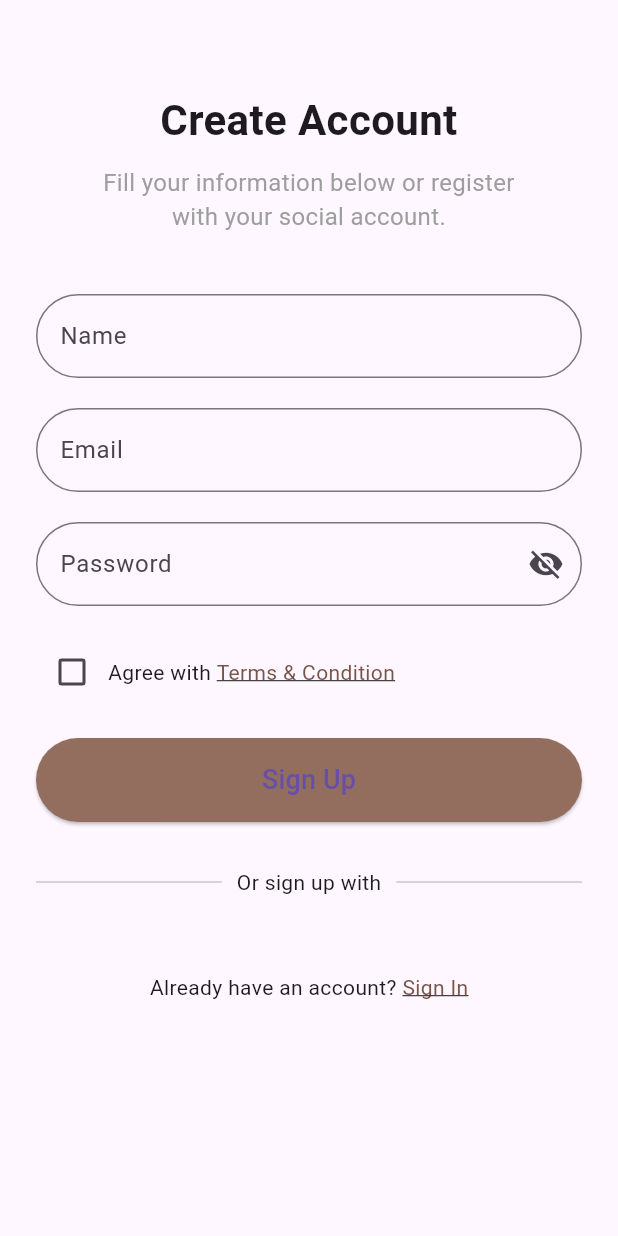
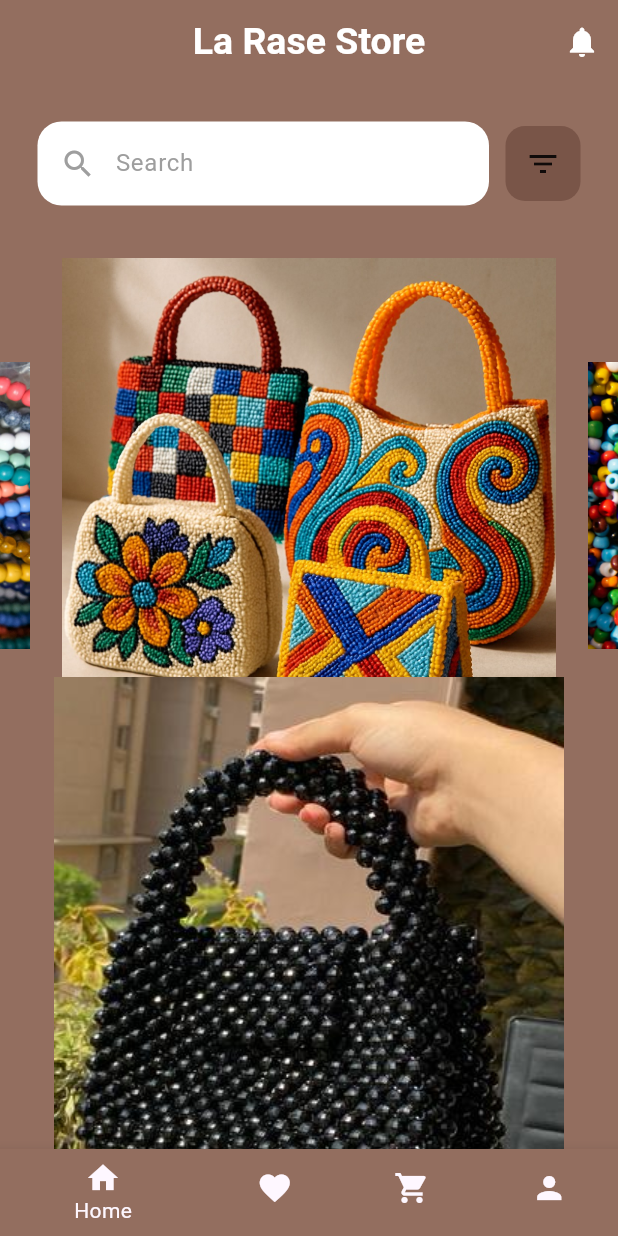
Before and after one commit to yousefemadkhazbak183/la_rase_store_project, a Flutter app: the screen it shows after launch, after a tap on "Sign In", on a phone screen of 412 x 824 dp. Run offline on Flutter 3.47's test engine with Material 3 defaults, Android fonts, the phone set to English and light mode, and no system bars; drawn by our look-alikes of carousel_slider.

Commit message:
- add home screen. - add assets images.

```diff
--- /dev/null
+++ b/lib/features/sign_up/presentation/screens/splash_screen.dart
@@ -0,0 +1,19 @@
+import 'package:flutter/material.dart';
+import 'package:la_rase_store_project/features/sign_up/presentation/widgets/sign_in_page.dart';
+
+class splashScreen extends StatelessWidget {
+  const splashScreen({super.key});
+
+  @override
+  Widget build(BuildContext context) {
+    Future.delayed(Duration(seconds: 3),(){
+      Navigator.pushReplacement(context, MaterialPageRoute(builder: (context) => SignInPage()));
+    });
+    return Scaffold(
+      body: Image.asset('assets/images/Splash Screen.jpeg',
+        fit: BoxFit.fill,
+        height: double.infinity,
+        width: double.infinity,),
+    );
+  }
+}
--- /dev/null
+++ b/lib/features/sign_up/presentation/widgets/bottom_bar.dart
@@ -0,0 +1,31 @@
+import 'package:flutter/material.dart';
+
+class BottomBar extends StatelessWidget {
+  const BottomBar({super.key});
+
+  @override
+  Widget build(BuildContext context) {
+    return BottomNavigationBar(items: const [
+      BottomNavigationBarItem(
+        backgroundColor: Color(0xFF936e5f),
+        icon: Icon(Icons.home),
+        label: 'Home',
+      ),
+      BottomNavigationBarItem(
+
+        icon: Icon(Icons.favorite),
+        label: 'Favorites',
+      ),
+      BottomNavigationBarItem(
+        icon: Icon(Icons.shopping_cart),
+        label: 'Cart',
+      ),
+      BottomNavigationBarItem(
+        icon: Icon(Icons.person),
+        label: 'Profile',
+      ),
+    ]
+
+    );
+  }
+}
--- a/lib/features/sign_up/presentation/widgets/create_account_page.dart
+++ b/lib/features/sign_up/presentation/widgets/create_account_page.dart
@@ -1,4 +1,5 @@
 import 'package:flutter/material.dart';
+import 'package:la_rase_store_project/features/sign_up/presentation/widgets/sign_in_page.dart';
 
 class CreateAccountPage extends StatefulWidget {
   @override
@@ -124,7 +125,9 @@ class _CreateAccountPageState extends State<CreateAccountPage> {
                 Text("Already have an account? "),
                 GestureDetector(
                   onTap: () {
-
+                     Navigator.push(context,  MaterialPageRoute(
+                      builder: (context) => SignInPage(),
+                    ));
                   },
                   child: Text(
                     "Sign In",
--- /dev/null
+++ b/lib/features/sign_up/presentation/widgets/home_page.dart
@@ -0,0 +1,49 @@
+import 'package:carousel_slider/carousel_slider.dart';
+import 'package:flutter/material.dart';
+
+class HomeTab extends StatelessWidget {
+  HomeTab({super.key});
+
+  List<String> ads = [
+    'assets/images/pag.jpeg',
+    'assets/images/photo3.jpeg',
+    'assets/images/photo4.jpeg',
+    'assets/images/pohoto2.jpeg',
+  ];
+
+  @override
+  Widget build(BuildContext context) {
+    return SafeArea(
+      child: CustomScrollView(
+        slivers: [
+          SliverToBoxAdapter(
+            child: CarouselSlider.builder(
+          options: CarouselOptions(
+            height: 400,
+            aspectRatio: 16 / 9,
+            viewportFraction: 0.8,
+            initialPage: 0,
+            enableInfiniteScroll: true,
+            reverse: false,
+            autoPlay: true,
+            autoPlayInterval: Duration(seconds: 3),
+            autoPlayAnimationDuration: Duration(milliseconds: 800),
+            autoPlayCurve: Curves.fastOutSlowIn,
+            enlargeCenterPage: true,
+            enlargeFactor: 0.3,
+            onPageChanged: (index, reason) {},
+            scrollDirection: Axis.horizontal,
+          ),
+          itemCount: ads.length,
+          itemBuilder:
+              (BuildContext context, int itemIndex, int pageViewIndex) =>
+                  Image.asset(ads[itemIndex]),
+        ),
+          ),
+
+        ],
+
+      ),
+    );
+  }
+}
--- /dev/null
+++ b/lib/features/sign_up/presentation/widgets/home_screen.dart
@@ -0,0 +1,50 @@
+import 'package:flutter/material.dart';
+import 'package:la_rase_store_project/features/sign_up/presentation/widgets/bottom_bar.dart' show BottomBar;
+import 'package:la_rase_store_project/features/sign_up/presentation/widgets/home_page.dart';
+import 'package:la_rase_store_project/features/sign_up/presentation/widgets/product_widget.dart';
+import 'package:la_rase_store_project/features/sign_up/presentation/widgets/search_appbar.dart';
+
+class HomeScreen extends StatelessWidget {
+  const HomeScreen({super.key});
+
+  @override
+  Widget build(BuildContext context) {
+    return Scaffold(
+      appBar: AppBar(
+        backgroundColor: Color(0xFF936e5f),
+        title: Text(
+          'La Rase Store',
+          style: TextStyle(
+            fontSize: 25,
+            fontWeight: FontWeight.bold,
+            color: Colors.white,
+          ),
+        ),
+        centerTitle: true,
+        actions: [
+          IconButton(
+            icon: Icon(Icons.notifications),
+            onPressed: () {
+              // Handle notification button press
+            },
+            color: Colors.white,
+          ),
+        ],
+      ),
+      backgroundColor: Color(0xFF936e5f),
+      body: Column(
+        children: [
+          SearchAppbar(),
+          Expanded(
+            flex: 1,
+            child: HomeTab(),
+          ),
+          Expanded(
+            flex: 1,
+            child: ProductWidget()),
+          BottomBar()
+        ],
+      ),
+    );
+  }
+}
--- /dev/null
+++ b/lib/features/sign_up/presentation/widgets/product_widget.dart
@@ -0,0 +1,12 @@
+import 'package:flutter/material.dart';
+
+class ProductWidget extends StatelessWidget {
+  const ProductWidget({super.key});
+
+  @override
+  Widget build(BuildContext context) {
+    return SingleChildScrollView(
+      child: Image.asset('assets/images/product.jpeg'),
+    );
+  }
+}
--- /dev/null
+++ b/lib/features/sign_up/presentation/widgets/search_appbar.dart
@@ -0,0 +1,58 @@
+import 'package:flutter/material.dart';
+
+class SearchAppbar extends StatefulWidget {
+  const SearchAppbar({super.key});
+
+  @override
+  State<SearchAppbar> createState() => _SearchAppbarState();
+}
+
+class _SearchAppbarState extends State<SearchAppbar> {
+  @override
+  Widget build(BuildContext context) {
+    return Container(
+      margin: EdgeInsets.only(top: 25, left: 25, right: 25),
+      child: Column(
+        children: [
+          Row(
+            children: [
+              Flexible(
+                flex: 1,
+                child: TextField(
+                  cursorColor: Colors.grey,
+                  decoration: InputDecoration(
+                    fillColor: Colors.white,
+                    filled: true,
+                    border: OutlineInputBorder(
+                      borderRadius: BorderRadius.circular(16),
+                      borderSide: BorderSide.none,
+                    ),
+                    hintText: 'Search',
+                    hintStyle: TextStyle(color: Colors.grey, fontSize: 16),
+                    prefixIcon: Container(
+                      padding: EdgeInsets.all(15),
+                      width: 18,
+                      child: Icon(Icons.search, color: Colors.grey),
+                    ),
+                  ),
+                ),
+              ),
+              Container(
+                margin: EdgeInsets.only(left: 11),
+                padding: EdgeInsets.all(13),
+                decoration: BoxDecoration(
+                  color: Colors.brown,
+                  borderRadius: BorderRadius.circular(13),
+                ),
+                width: 50,
+                child: Icon(
+                  Icons.filter_list
+                  ),
+              ),
+            ],
+          ),
+        ],
+      ),
+    );
+  }
+}
--- a/lib/features/sign_up/presentation/widgets/sign_in_page.dart
+++ b/lib/features/sign_up/presentation/widgets/sign_in_page.dart
@@ -1,6 +1,11 @@
 import 'package:flutter/material.dart';
+import 'package:la_rase_store_project/features/sign_up/presentation/widgets/create_account_page.dart';
+import 'package:la_rase_store_project/features/sign_up/presentation/widgets/home_page.dart';
+import 'package:la_rase_store_project/features/sign_up/presentation/widgets/home_screen.dart';
 
 class SignInPage extends StatefulWidget {
+
+
   @override
   _SignInPageState createState() => _SignInPageState();
 }
@@ -72,7 +77,19 @@ class _SignInPageState extends State<SignInPage> {
                 ),
                 padding: EdgeInsets.symmetric(vertical: 15),
               ),
-              child: Text("Sign In", style: TextStyle(fontSize: 18)),
+              child: GestureDetector(
+                  onTap: () {
+                    Navigator.pushReplacement(context, MaterialPageRoute(
+                      builder: (context) => HomeScreen(),
+                    ));
+                  },
+                  child: Text(
+                    "Sign In",
+                    style: TextStyle(
+                        decoration: TextDecoration.underline,
+                        color: Colors.brown),
+                  ),
+                ),
             ),
             SizedBox(height: 30),
             Row(
@@ -89,9 +106,9 @@ class _SignInPageState extends State<SignInPage> {
             Row(
               mainAxisAlignment: MainAxisAlignment.spaceEvenly,
               children: [
-                _buildSocialIcon('assets/apple.png'),
-                _buildSocialIcon('assets/google.png'),
-                _buildSocialIcon('assets/facebook.png'),
+                // _buildSocialIcon('assets/apple.png'),
+                // _buildSocialIcon('assets/google.png'),
+                // _buildSocialIcon('assets/facebook.png'),
               ],
             ),
             SizedBox(height: 30),
@@ -101,7 +118,9 @@ class _SignInPageState extends State<SignInPage> {
                 Text("Don’t have an account? "),
                 GestureDetector(
                   onTap: () {
-
+                    Navigator.push(context,  MaterialPageRoute(
+                      builder: (context) => CreateAccountPage(),
+                    ));
                   },
                   child: Text(
                     "Sign Up",
@@ -109,7 +128,7 @@ class _SignInPageState extends State<SignInPage> {
                         decoration: TextDecoration.underline,
                         color: Colors.brown),
                   ),
-                )
+                ),
               ],
             ),
           ],
--- a/lib/main.dart
+++ b/lib/main.dart
@@ -1,5 +1,7 @@
 import 'package:flutter/material.dart';
+import 'package:la_rase_store_project/features/sign_up/presentation/screens/splash_screen.dart';
 import 'package:la_rase_store_project/features/sign_up/presentation/widgets/create_account_page.dart';
+import 'package:la_rase_store_project/features/sign_up/presentation/widgets/home_screen.dart';
 import 'package:la_rase_store_project/features/sign_up/presentation/widgets/sign_in_page.dart';
 
 
@@ -17,10 +19,12 @@ class MyApp extends StatelessWidget {
         primarySwatch: Colors.brown,
         fontFamily: 'Roboto',
       ),
-      initialRoute: '/signup',
+      initialRoute: '/splash',
       routes: {
+        '/splash': (context) => splashScreen(),
         '/signup': (context) => CreateAccountPage(),
-        '/signin': (context) => SignInPage(),
+        '/signin': (context) =>  SignInPage(),
+        '/homescreen': (context) => HomeScreen(),
       },
     );
   }
--- a/pubspec.yaml
+++ b/pubspec.yaml
@@ -34,6 +34,7 @@ dependencies:
   # The following adds the Cupertino Icons font to your application.
   # Use with the CupertinoIcons class for iOS style icons.
   cupertino_icons: ^1.0.8
+  carousel_slider: ^5.0.0
 
 dev_dependencies:
   flutter_test:
@@ -58,8 +59,8 @@ flutter:
   uses-material-design: true
 
   # To add assets to your application, add an assets section, like this:
-  # assets:
-  #   - images/a_dot_burr.jpeg
+  assets:
+     - assets/images/
   #   - images/a_dot_ham.jpeg
 
   # An image asset can refer to one or more resolution-specific "variants", see
```
Also changed, not shown: assets/images/Splash Screen.jpeg (added), assets/images/pag.jpeg (added), assets/images/photo3.jpeg (added), assets/images/photo4.jpeg (added), assets/images/pohoto2.jpeg (added), assets/images/product.jpeg (added), pubspec.lock.
